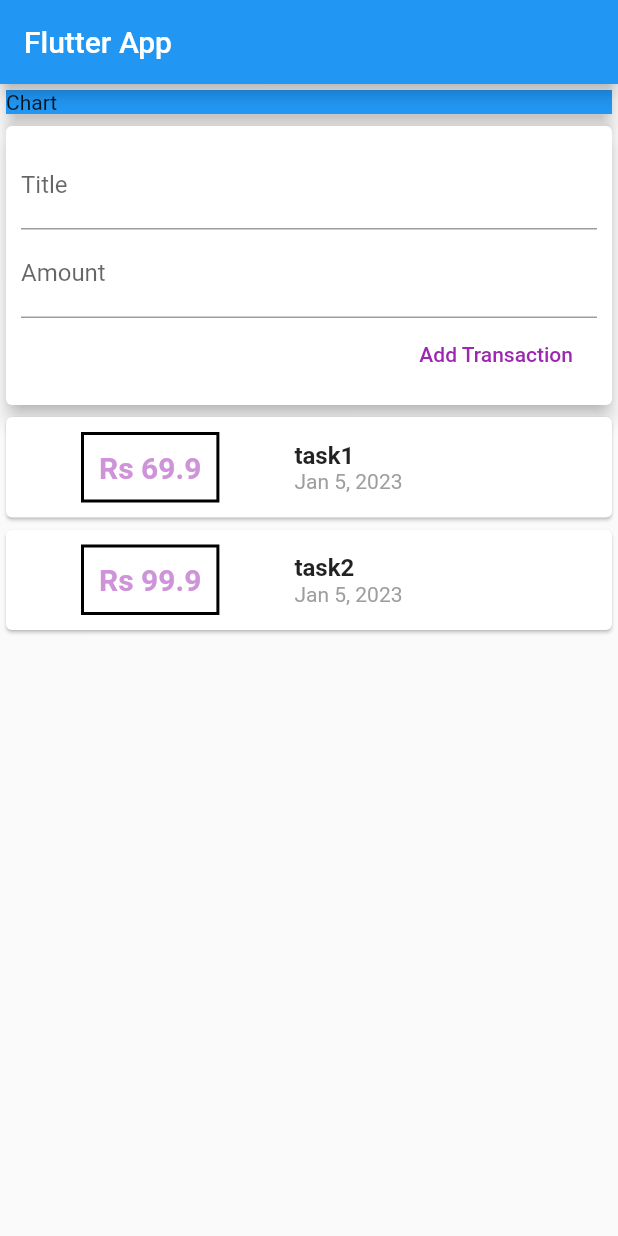
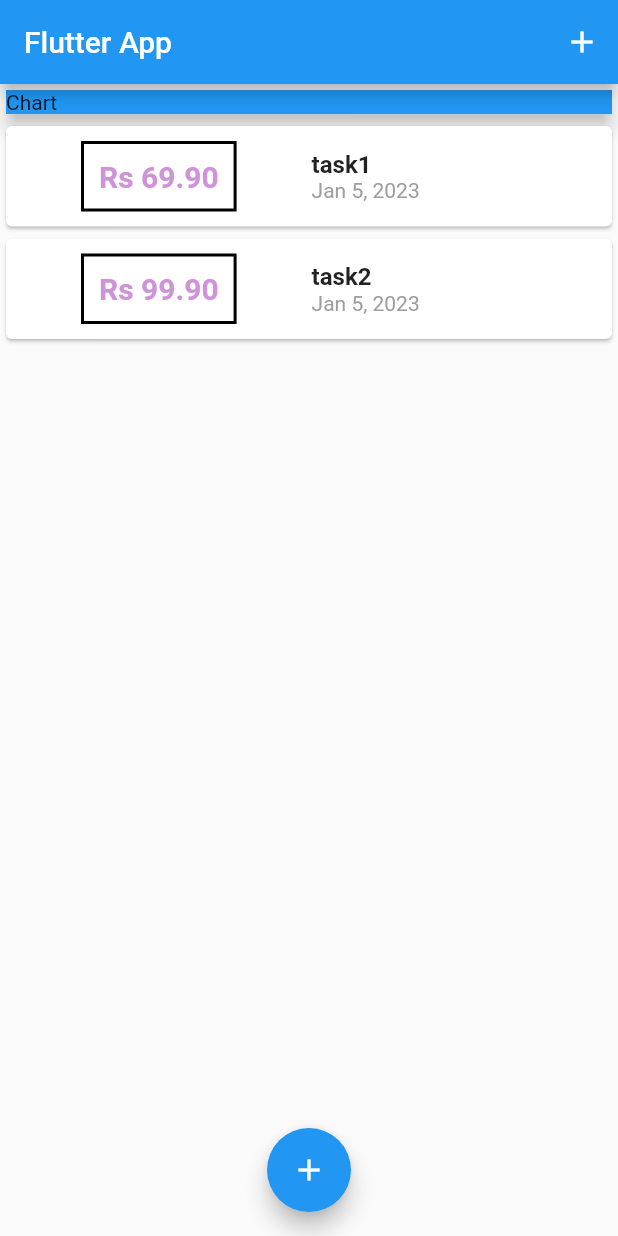
Before and after one commit to Ukd1796/expenseTrackerApp, a Flutter app: the screen it shows after launch, on a phone screen of 412 x 824 dp. Run offline on Flutter 3.47's test engine with Material 2 defaults, Android fonts, the phone set to English and light mode, and no system bars.

```diff
--- a/lib/main.dart
+++ b/lib/main.dart
@@ -1,6 +1,10 @@
-import './widgets/user_transaction.dart';
+import 'package:expense_tracker/widgets/new_transaction.dart';
+import 'package:expense_tracker/widgets/transaction_list.dart';
+
+import './widgets/transaction_list.dart';
 
 import 'package:flutter/material.dart';
+import './models/transaction.dart';
 
 void main() => runApp(MyApp());
 
@@ -14,16 +18,64 @@ class MyApp extends StatelessWidget {
   }
 }
 
-class MyHomePage extends StatelessWidget {
+class MyHomePage extends StatefulWidget {
+  @override
+  State<MyHomePage> createState() => _MyHomePageState();
+}
+
+class _MyHomePageState extends State<MyHomePage> {
 //  late String titleInput;
-//  late String amountInput;
+
+  final List<Transaction> _userTransactions = [
+    Transaction(
+      id: 't1',
+      title: 'task1',
+      amount: 69.90,
+      date: DateTime.now(),
+    ),
+    Transaction(
+      id: 't2',
+      title: 'task2',
+      amount: 99.90,
+      date: DateTime.now(),
+    ),
+  ];
+
+  void _addNewTransaction(String txTitle, double txAmount) {
+    final newTx = Transaction(
+      id: DateTime.now().toString(),
+      title: txTitle,
+      amount: txAmount,
+      date: DateTime.now(),
+    );
+    setState(() {
+      _userTransactions.add(newTx);
+    });
+  }
+
+  void _startAddNewTransaction(BuildContext ctx) {
+    showModalBottomSheet(
+      context: ctx,
+      builder: (_) {
+        return GestureDetector(
+          onTap: () {},
+          child: NewTransaction(_addNewTransaction),
+          behavior:
+              HitTestBehavior.opaque, // does not close the sheet when tapped on it
+        );
+      },
+    );
+  }
 
   @override
   Widget build(BuildContext context) {
     return Scaffold(
-      appBar: AppBar(
-        title: Text('Flutter App'),
-      ),
+      appBar: AppBar(title: Text('Flutter App'), actions: <Widget>[
+        IconButton(
+          icon: Icon(Icons.add),
+          onPressed: () => _startAddNewTransaction(context),
+        )
+      ]),
       body: SingleChildScrollView(
         child: Column(
           children: <Widget>[
@@ -37,9 +89,14 @@ class MyHomePage extends StatelessWidget {
               ),
               elevation: 5,
             ),
-            UserTransactions(),
+            TransactionList(_userTransactions),
           ],
         ),
+      ),
+      floatingActionButtonLocation: FloatingActionButtonLocation.centerFloat,
+      floatingActionButton: FloatingActionButton(
+        child: Icon(Icons.add),
+        onPressed: () => _startAddNewTransaction(context),
       ),
     );
   }
--- a/lib/widgets/transaction_list.dart
+++ b/lib/widgets/transaction_list.dart
@@ -11,8 +11,9 @@ class TransactionList extends StatelessWidget {
   Widget build(BuildContext context) {
     return Container(
         height: 300,
-        child:ListView.builder( // list view builder while scrolling only shows the list that can be seen by the user and does not build the complete list. It is usable for long list because it is the optimum approach
-          itemBuilder:(ctx,index) {
+        child: ListView.builder(
+          // list view builder while scrolling only shows the list that can be seen by the user and does not build the complete list. It is usable for long list because it is the optimum approach
+          itemBuilder: (ctx, index) {
             return Card(
               child: Row(children: <Widget>[
                 Container(
@@ -28,7 +29,7 @@ class TransactionList extends StatelessWidget {
                   ),
                   padding: EdgeInsets.all(10),
                   child: Text(
-                    'Rs ${transactions[index].amount}', // this form of writing a string is known as string interpolation
+                    'Rs ${transactions[index].amount.toStringAsFixed(2)}', // this form of writing a string is known as string interpolation
                     style: TextStyle(
                         fontWeight: FontWeight.bold,
                         fontSize: 20,
@@ -55,7 +56,6 @@ class TransactionList extends StatelessWidget {
             );
           },
           itemCount: transactions.length,
-        )
-        );
+        ));
   }
 }
--- a/lib/widgets/user_transaction.dart
+++ /dev/null
@@ -1,48 +0,0 @@
-import 'package:flutter/material.dart';
-import './new_transaction.dart';
-import './transaction_list.dart';
-import '../models/transaction.dart';
-
-class UserTransactions extends StatefulWidget {
-  @override
-  State<UserTransactions> createState() => _UserTransactionsState();
-}
-
-class _UserTransactionsState extends State<UserTransactions> {
-  final List<Transaction> _userTransactions = [
-    Transaction(
-      id: 't1',
-      title: 'task1',
-      amount: 69.90,
-      date: DateTime.now(),
-    ),
-    Transaction(
-      id: 't2',
-      title: 'task2',
-      amount: 99.90,
-      date: DateTime.now(),
-    ),
-  ];
-
-  void _addNewTransaction(String txTitle, double txAmount) {
-    final newTx = Transaction(
-      id: DateTime.now().toString(),
-      title: txTitle,
-      amount: txAmount,
-      date: DateTime.now(),
-    );
-    setState(() {
-      _userTransactions.add(newTx);
-    });
-  }
-
-  @override
-  Widget build(BuildContext context) {
-    return Column(
-      children: <Widget>[
-        NewTransaction(_addNewTransaction),
-        TransactionList(_userTransactions),
-      ],
-    );
-  }
-}
```
Also changed, not shown: lib/widgets/new_transaction.dart (+19 -6 lines).
